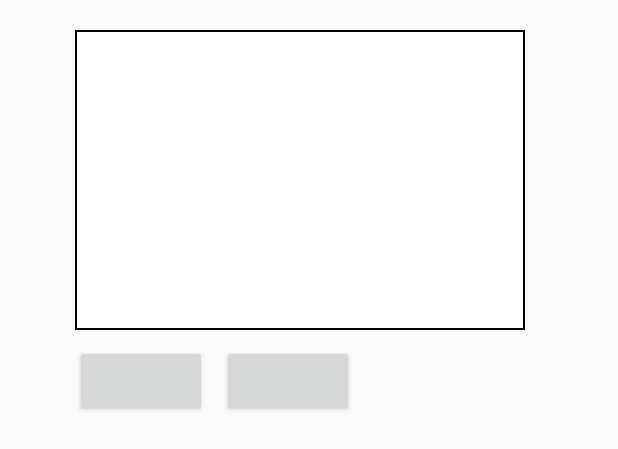
After one commit to 21TourApiProject/AndroidApp, an Android app: the layout layout_main.xml on its own in the app's theme, with its tools: preview values and no code run, on a phone screen of 412 x 824 dp. The commit adds this screen. Shown: the top 449 px of the screen. Run offline under Robolectric (Android 15) with nearby library versions, the phone set to English and light mode, and no system bars.

Commit message:
메인화면 custom layout commit

```diff
--- a/app/src/main/java/com/starrynight/tourapiproject/MainActivity.java
+++ b/app/src/main/java/com/starrynight/tourapiproject/MainActivity.java
@@ -72,6 +72,7 @@ public class MainActivity extends AppCompatActivity {
 
 
 
+
 //        FragmentTransaction fragmentTransaction = getSupportFragmentManager().beginTransaction();
 //        fragmentTransaction.add(R.id.nav_host_fragment_activity_main, SearchFragment.newInstance()).commit();
 //
--- /dev/null
+++ b/app/src/main/res/layout/layout_main.xml
@@ -0,0 +1,34 @@
+<?xml version="1.0" encoding="utf-8"?>
+<RelativeLayout xmlns:android="http://schemas.android.com/apk/res/android"
+    xmlns:app="http://schemas.android.com/apk/res-auto"
+    xmlns:tools="http://schemas.android.com/tools"
+    android:id="@+id/layout_main"
+    android:layout_width="match_parent"
+    android:layout_height="wrap_content">
+
+    <ImageView
+        android:id="@+id/layout_image"
+        android:layout_width="300dp"
+        android:layout_height="200dp"
+        android:layout_marginStart="50dp"
+        android:layout_marginTop="20dp"
+        app:srcCompat="@drawable/post_write__edge"  />
+
+    <Button
+        android:id="@+id/hash__button"
+        android:layout_width="wrap_content"
+        android:layout_height="wrap_content"
+        android:layout_marginStart="50sp"
+        android:layout_marginTop="10sp"
+        android:layout_below="@id/layout_image" />
+
+    <Button
+        android:id="@+id/hash__button2"
+        android:layout_width="wrap_content"
+        android:layout_height="wrap_content"
+        android:layout_marginStart="10sp"
+        android:layout_marginTop="10sp"
+        android:layout_toEndOf="@id/hash__button"
+        android:layout_below="@id/layout_image" />
+
+</RelativeLayout>
```
Also changed, not shown: app/src/main/java/com/starrynight/tourapiproject/Layout_main.java (added, +42 -0 lines), app/src/main/java/com/starrynight/tourapiproject/MainFragment.java (+19 -0 lines), app/src/main/java/com/starrynight/tourapiproject/Post_item_adapter.java (added, +63 -0 lines), app/src/main/java/com/starrynight/tourapiproject/post_item.java (added, +27 -0 lines), app/src/main/res/layout/fragment_main.xml (+10 -58 lines).
